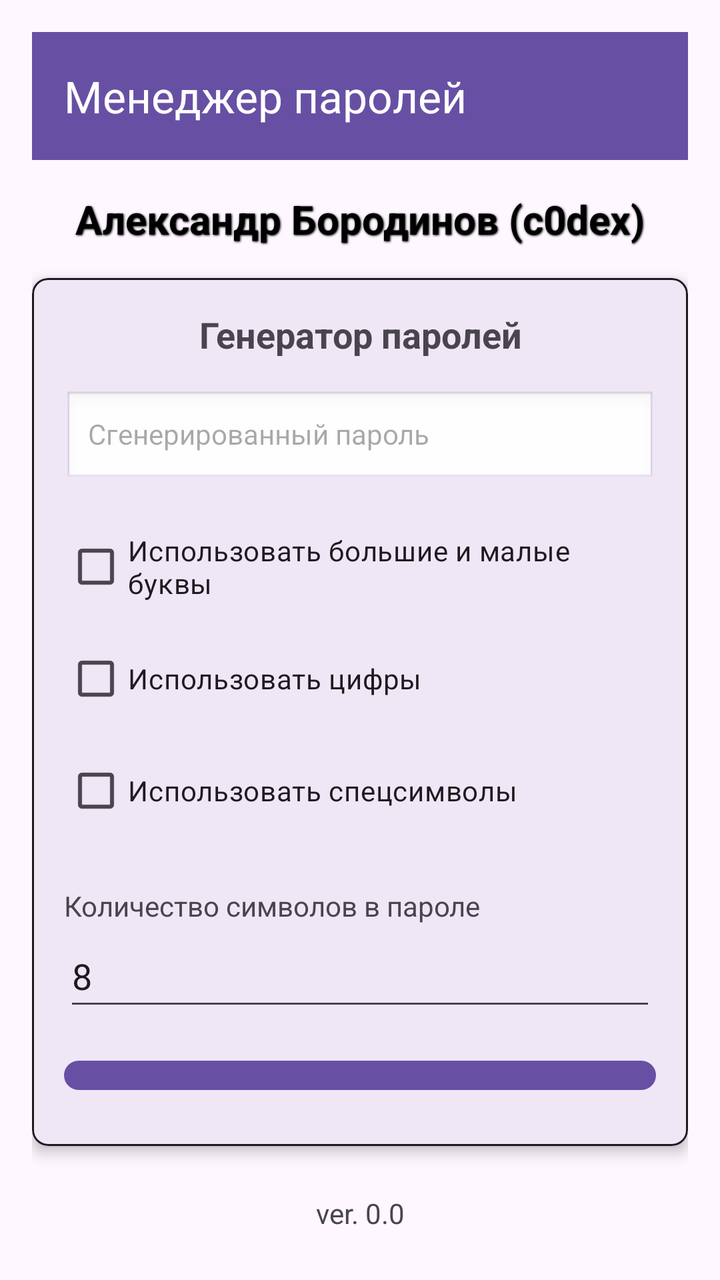
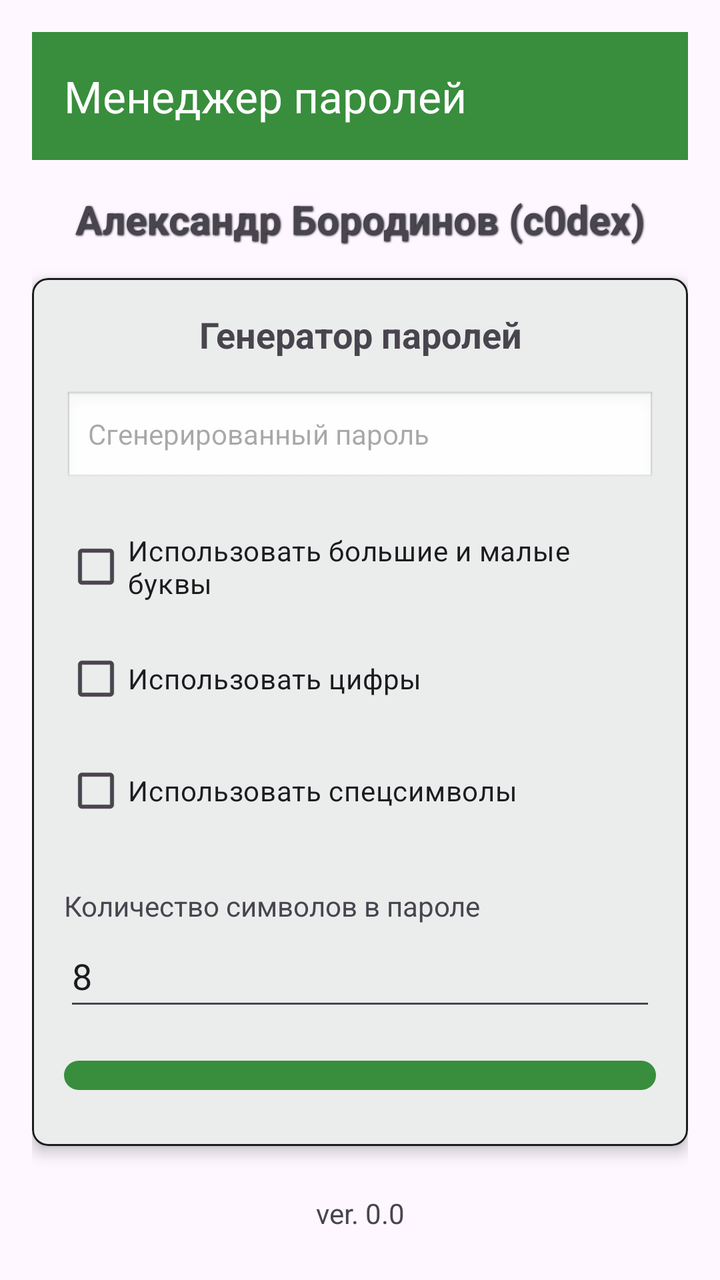

The first picture is an Android layout as it rendered before a commit; the second is the same layout after the commit. The layout source and the unified diff follow.
<!-- AndroidManifest.xml: activity theme Theme.PassManager -->
<!-- res/layout/activity_main.xml -->
<?xml version="1.0" encoding="utf-8"?>
<androidx.drawerlayout.widget.DrawerLayout xmlns:android="http://schemas.android.com/apk/res/android"
    xmlns:app="http://schemas.android.com/apk/res-auto"
    android:id="@+id/drawerLayout"
    android:layout_width="match_parent"
    android:layout_height="match_parent"
    android:fitsSystemWindows="true">

    
    <LinearLayout
        android:layout_width="match_parent"
        android:layout_height="match_parent"
        android:orientation="vertical"
        android:padding="16dp"
        android:fitsSystemWindows="true">

        
        <androidx.appcompat.widget.Toolbar
            android:id="@+id/toolbar"
            android:layout_width="match_parent"
            android:layout_height="?attr/actionBarSize"
            android:background="?attr/colorPrimary"
            android:theme="@style/ThemeOverlay.AppCompat.Dark.ActionBar"
            app:popupTheme="@style/ThemeOverlay.AppCompat.Light"
            app:title="Менеджер паролей"
            android:layout_marginBottom="16dp" />

        <TextView
            android:id="@+id/textInfo"
            android:layout_width="match_parent"
            android:layout_height="wrap_content"
            android:gravity="center"
            android:shadowColor="#000000"
            android:shadowDx="1"
            android:shadowDy="1"
            android:shadowRadius="2"
            android:text="Александр Бородинов (c0dex)"
            android:textColor="#000"
            android:textSize="20sp"
            android:textStyle="bold"
            android:layout_marginBottom="16dp"/>

        
        <com.google.android.material.card.MaterialCardView
            android:layout_width="match_parent"
            android:layout_height="0dp"
            android:layout_weight="1"
            android:layout_marginBottom="16dp"
            app:cardElevation="4dp"
            app:cardCornerRadius="8dp"
            app:cardBackgroundColor="?attr/colorSurface"
            app:strokeColor="?attr/colorOnSurface"
            app:strokeWidth="1dp">

            <LinearLayout
                android:layout_width="match_parent"
                android:layout_height="wrap_content"
                android:orientation="vertical"
                android:padding="16dp">

                <TextView
                    android:layout_width="match_parent"
                    android:layout_height="wrap_content"
                    android:text="Генератор паролей"
                    android:textSize="18sp"
                    android:textStyle="bold"
                    android:gravity="center"
                    android:layout_marginBottom="16dp" />

                <TextView
                    android:id="@+id/generatedPasswordText"
                    android:layout_width="match_parent"
                    android:layout_height="wrap_content"
                    android:hint="Сгенерированный пароль"
                    android:background="@android:drawable/edit_text"
                    android:padding="12dp"
                    android:layout_marginBottom="16dp" />

                <CheckBox
                    android:id="@+id/useLettersCheckBox"
                    android:layout_width="match_parent"
                    android:layout_height="wrap_content"
                    android:text="Использовать большие и малые буквы"
                    android:layout_marginBottom="8dp" />

                <CheckBox
                    android:id="@+id/useDigitsCheckBox"
                    android:layout_width="match_parent"
                    android:layout_height="wrap_content"
                    android:text="Использовать цифры"
                    android:layout_marginBottom="8dp" />

                <CheckBox
                    android:id="@+id/useSpecialCheckBox"
                    android:layout_width="match_parent"
                    android:layout_height="wrap_content"
                    android:text="Использовать спецсимволы"
                    android:layout_marginBottom="16dp" />

                <TextView
                    android:id="@+id/passwordLengthHint"
                    android:layout_width="match_parent"
                    android:layout_height="wrap_content"
                    android:text="Количество символов в пароле"
                    android:gravity=""
                    android:layout_marginTop="8dp" />

                <EditText
                    android:id="@+id/passwordLengthEditText"
                    android:layout_width="match_parent"
                    android:layout_height="wrap_content"
                    android:hint="Длина пароля"
                    android:inputType="number"
                    android:text="8"
                    android:layout_marginBottom="16dp"
                    android:minHeight="48dp" />

                <Button
                    android:id="@+id/generateButton"
                    android:layout_width="match_parent"
                    android:layout_height="wrap_content"
                    android:text="Генерировать"
                    android:layout_marginBottom="8dp"
                    android:minHeight="48dp" />

                <Button
                    android:id="@+id/copyButton"
                    android:layout_width="match_parent"
                    android:layout_height="wrap_content"
                    android:text="Скопировать в буфер"
                    android:layout_marginBottom="8dp"
                    android:enabled="false"
                    android:minHeight="48dp" />

                <Button
                    android:id="@+id/saveButton"
                    android:layout_width="match_parent"
                    android:layout_height="wrap_content"
                    android:layout_marginBottom="8dp"
                    android:text="Сохранить пароль"
                    android:minHeight="48dp" />

                <TextView
                    android:id="@+id/masterPasswordStatusText"
                    android:layout_width="match_parent"
                    android:layout_height="wrap_content"
                    android:text="Мастер-пароль не задан. Сохранение недоступно!"
                    android:textColor="@android:color/holo_red_dark"
                    android:gravity="center"
                    android:layout_marginTop="8dp"
                    android:visibility="gone" />


            </LinearLayout>


        </com.google.android.material.card.MaterialCardView>
        <TextView
            android:id="@+id/versionText"
            android:layout_width="match_parent"
            android:layout_height="wrap_content"
            android:text="ver. 0.0"
            android:gravity="center"
            android:layout_marginTop="8dp"
            android:layout_marginBottom="8dp" />

    </LinearLayout>

    
    <com.google.android.material.navigation.NavigationView
        android:id="@+id/navigationView"
        android:layout_width="wrap_content"
        android:layout_height="match_parent"
        android:layout_gravity="start"
        app:headerLayout="@layout/nav_header"
        app:menu="@menu/drawer_menu" />

</androidx.drawerlayout.widget.DrawerLayout>
<!-- res/layout/nav_header.xml (included above) -->
<?xml version="1.0" encoding="utf-8"?>
<LinearLayout xmlns:android="http://schemas.android.com/apk/res/android"
    android:layout_width="match_parent"
    android:layout_height="?attr/actionBarSize"
    android:orientation="vertical"
    android:padding="16dp"
    android:background="?attr/colorPrimary"
    android:theme="@style/ThemeOverlay.AppCompat.Dark">

    <TextView
        android:layout_width="match_parent"
        android:layout_height="wrap_content"
        android:text="Менеджер паролей"
        android:textAppearance="@style/TextAppearance.AppCompat.Body1"
        android:textSize="18sp" />

</LinearLayout>
<!-- resources referenced by this layout -->
<resources>
  <style name="Theme.PassManager" parent="Theme.Material3.DayNight.NoActionBar" />
</resources>

<!-- the commit's change to res/layout/activity_main.xml (unified diff, before → after) -->
@@ -35,7 +35,6 @@
             android:shadowDy="1"
             android:shadowRadius="2"
             android:text="Александр Бородинов (c0dex)"
-            android:textColor="#000"
             android:textSize="20sp"
             android:textStyle="bold"
             android:layout_marginBottom="16dp"/>
<!-- resource entries referenced after the edit -->
@@ -1,5 +1,8 @@
 <!-- resources referenced by this layout -->
 <resources>
-  <style name="Theme.PassManager" parent="Theme.Material3.DayNight.NoActionBar" />
+  <style name="Theme.PassManager" parent="Theme.Material3.DayNight.NoActionBar">
+          <item name="colorPrimary">@color/color_primary</item> /&gt;
+      </style>
+  <color name="color_primary">#388E3C</color>
 </resources>
 
